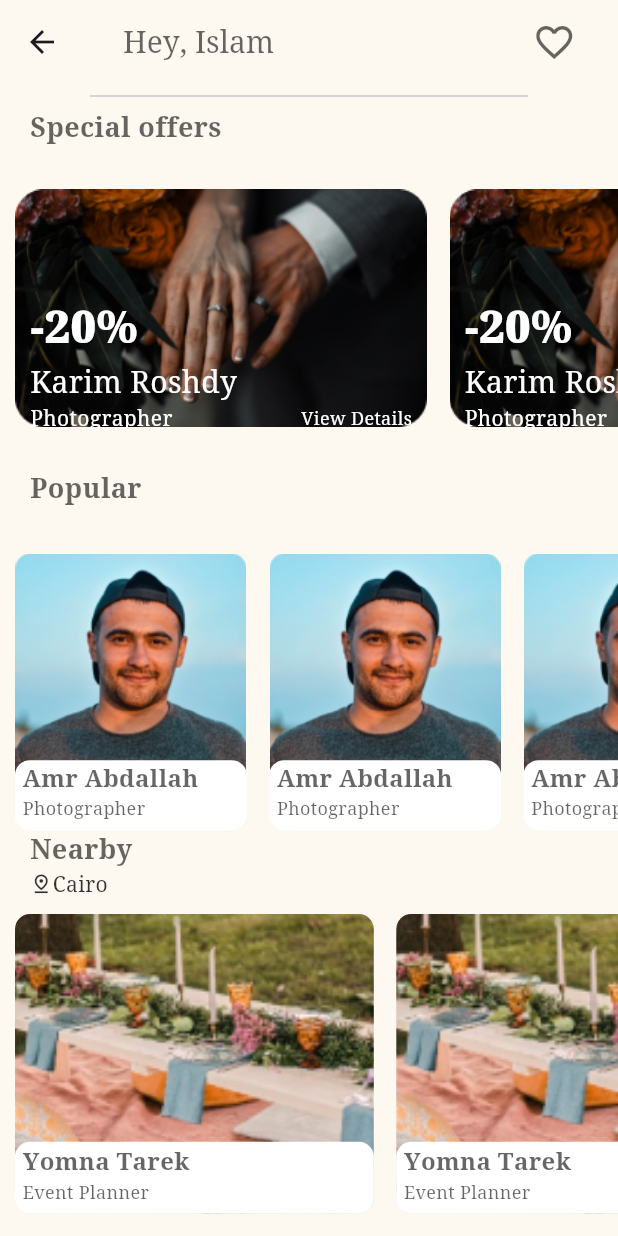
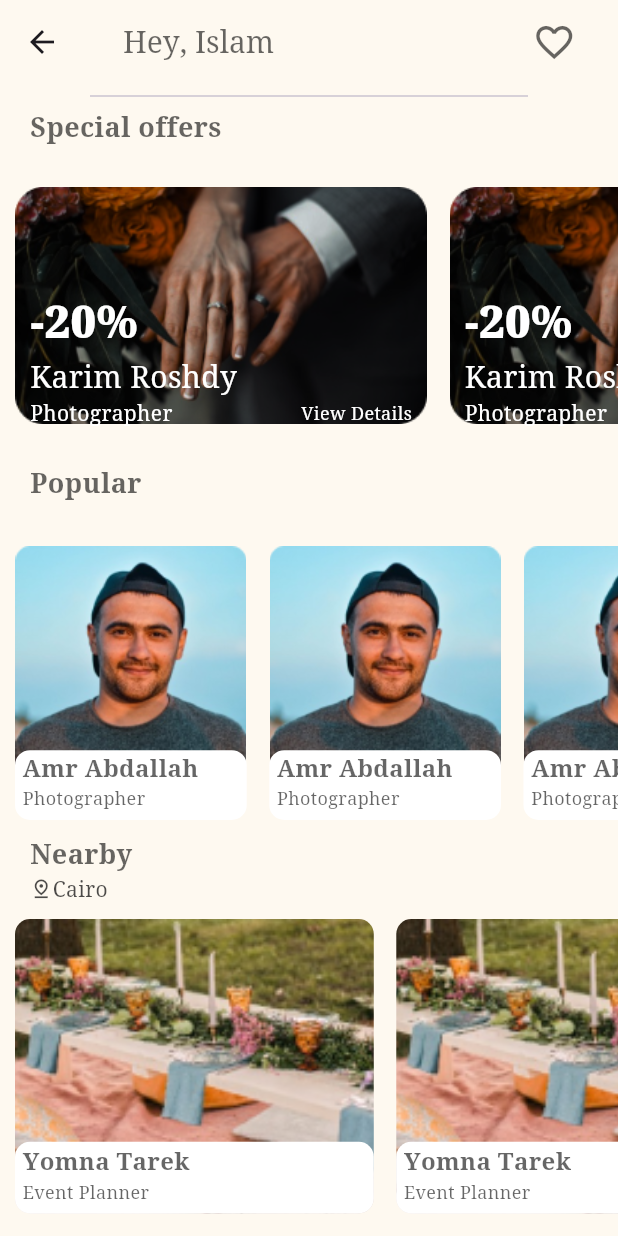
Before and after one commit to Ahmedmahmouddd/eunoia, a Flutter app: the Home screen opened directly, on a phone screen of 412 x 824 dp. Run offline on Flutter 3.47's test engine with Material 3 defaults, Android fonts, the phone set to English and light mode, and no system bars; our stand-ins replace animated_splash_screen, flutter_screenutil, page_transition, persistent_bottom_nav_bar, shared_preferences, snippet_coder_utils; missing offline and left inert: api_cache_manager; accounts and stored records are empty.

```diff
--- a/lib/features/home/presentation/views/home.dart
+++ b/lib/features/home/presentation/views/home.dart
@@ -31,7 +31,10 @@ class Home extends StatelessWidget {
           Expanded(
             child: PopularCardListView(),
           ),
-          HomeScreenText(text: 'Nearby'),
+          Padding(
+            padding: EdgeInsets.only(top: 10),
+            child: HomeScreenText(text: 'Nearby'),
+          ),
           Padding(
             padding: EdgeInsets.only(left: 20, bottom: 10),
             child: Row(
@@ -39,12 +42,12 @@ class Home extends StatelessWidget {
                 Icon(
                   Icons.pin_drop_outlined,
                   size: 15,
-                  color: Color.fromRGBO(0, 0, 0, .8),
+                  color: Color.fromRGBO(0, 0, 0, .7),
                 ),
                 Text(
                   'Cairo',
                   style: TextStyle(
-                    color: Color.fromRGBO(0, 0, 0, .8),
+                    color: Color.fromRGBO(0, 0, 0, .7),
                     fontFamily: 'Literata',
                     fontSize: 14,
                   ),
--- a/lib/features/splash/presentation/widgets/splash_screen_body.dart
+++ b/lib/features/splash/presentation/widgets/splash_screen_body.dart
@@ -1,5 +1,6 @@
 // ignore_for_file: non_constant_identifier_names
 
+import 'package:eunoia/Screens/navigationBar.dart';
 import 'package:eunoia/features/home/presentation/views/home.dart';
 import 'package:eunoia/features/sign_form/on_boarding/views/onboarding.dart';
 import 'package:eunoia/features/splash/presentation/widgets/sliding_logo.dart';
@@ -65,7 +66,7 @@ class _SplashScreenBodyState extends State<SplashScreenBody>
   void NavigateToHome() {
     Future.delayed(const Duration(seconds: 2), () {
       Navigator.push(context, MaterialPageRoute(builder: (context) {
-        return const Home();
+        return const MainNav();
       }));
     });
   }
```
Also changed, not shown: lib/Screens/UserProfile.dart (+13 -2 lines), lib/features/home/presentation/widgets/home_screen_app_bar.dart (+6 -3 lines).
